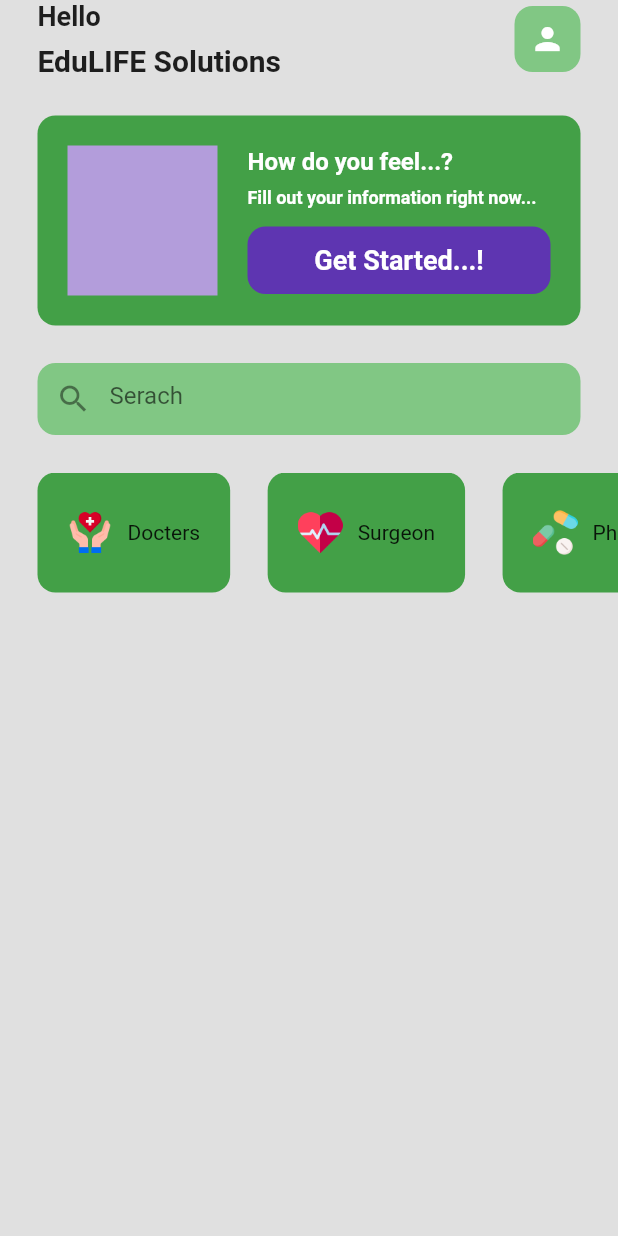
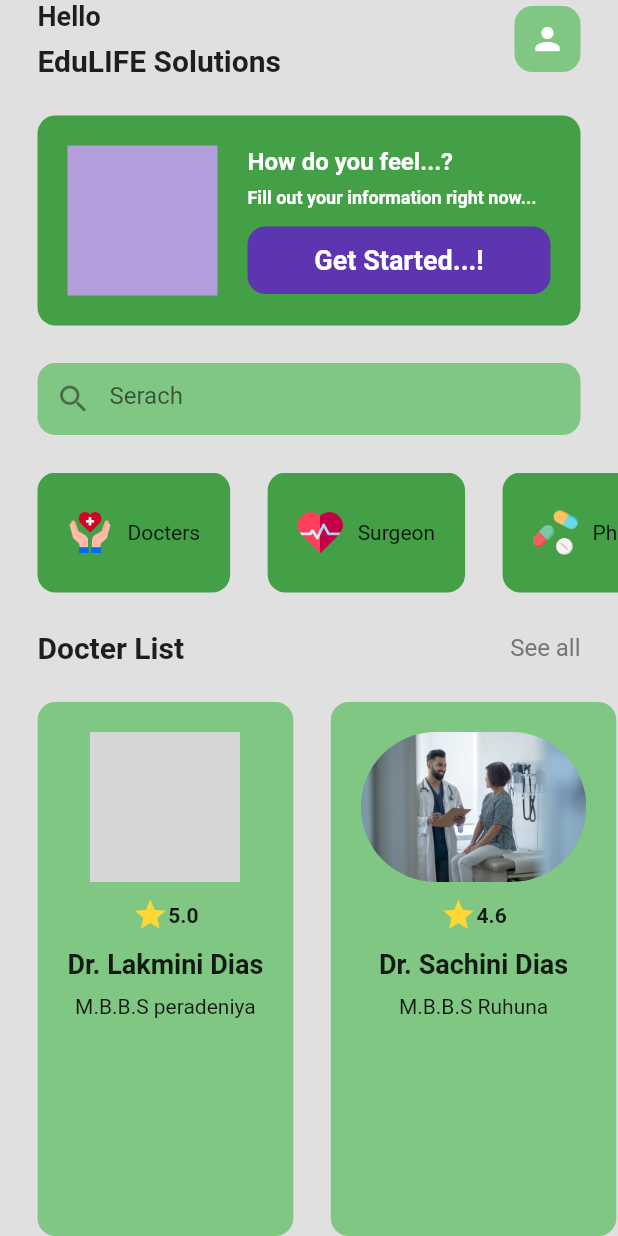
Before and after one commit to Kasunm12/flutter-docter-app-ui, a Flutter app: the screen it shows after launch, on a phone screen of 412 x 824 dp. Run offline on Flutter 3.47's test engine with Material 2 defaults, Android fonts, the phone set to English and light mode, and no system bars; grey boxes are pictures that could not be loaded.

Commit message:
Create the docter list view

```diff
--- a/lib/pages/home_page.dart
+++ b/lib/pages/home_page.dart
@@ -3,6 +3,7 @@
 import 'dart:ui';
 
 import 'package:flutter/material.dart';
+import 'package:medical_ui/util/docter_card.dart';
 
 import '../util/category_card.dart';
 
@@ -194,7 +195,72 @@ class _HomePageState extends State<HomePage> {
               ],
             ),
             ),
+
+            SizedBox(height: 25),
           //vertical partner list
+
+          Padding(
+            padding: const EdgeInsets.symmetric(horizontal:25.0),
+            child: Row(
+              mainAxisAlignment: MainAxisAlignment.spaceBetween,
+              children: [
+
+                Text(
+                  "Docter List",
+                  style: TextStyle(
+                    fontWeight: FontWeight.bold,
+                    fontSize: 20,
+                  ),
+                  ),
+
+                  Text(
+                    "See all",
+                    style: TextStyle(
+
+                    fontSize: 16,
+                    color:  Colors.grey[600],
+                  ),
+
+                  ),
+                ],
+            ),
+          ),
+
+            SizedBox(height: 25),
+
+          Expanded(child: ListView(
+
+            scrollDirection: Axis.horizontal,
+            children: [
+              DocterCard(
+               docterImagePath: 'lib/images/docter1.jpg',
+               rating: '5.0',
+               docterName: 'Dr. Lakmini Dias',
+               docterTitle: 'M.B.B.S peradeniya',
+
+              ),
+
+               DocterCard(
+               docterImagePath: 'lib/images/docter2.jpg',
+               rating: '4.6',
+               docterName: 'Dr. Sachini Dias',
+               docterTitle: 'M.B.B.S Ruhuna',
+
+              ),
+
+               DocterCard(
+               docterImagePath: 'lib/images/docter2.jpg',
+               rating: '4.0',
+               docterName: 'Dr. Kasun Weerasekara',
+               docterTitle: 'M.B.B.S Moratuwa',
+
+              ),
+
+
+            ],
+
+          )
+          ),
         ],
         ),
       ),
--- /dev/null
+++ b/lib/util/docter_card.dart
@@ -0,0 +1,98 @@
+// ignore_for_file: prefer_const_constructors, prefer_const_literals_to_create_immutables
+
+import 'package:flutter/material.dart';
+
+class DocterCard extends StatelessWidget {
+  // const DocterCard({ Key? key }) : super(key: key);
+
+
+  final String docterImagePath;
+  final String rating;
+  final String docterName;
+  final String docterTitle;
+
+  DocterCard(
+    {
+      required this.docterImagePath,
+      required this.rating,
+      required this.docterName,
+      required  this.docterTitle,
+
+      }
+      );
+
+  @override
+  Widget build(BuildContext context) {
+    return  Padding(
+      padding: const EdgeInsets.only(left:25.0),
+      child: Container(
+                      padding: EdgeInsets.all(20),
+                      decoration: BoxDecoration(
+                      borderRadius: BorderRadius.circular(12),
+                      color: Colors.green[300],
+                      ),
+                child: Column(
+                  children: [
+
+                  //picture of docter
+                  ClipRRect(
+                    borderRadius: BorderRadius.circular(90),
+                    child: Image.asset(
+                     docterImagePath,
+                      height: 100,
+                    ),
+                  ),
+
+                  SizedBox(
+                    height: 10,
+                  ),
+
+                  //rating out of 5
+                  Row(
+                    children: [
+                      Icon(
+
+                      Icons.star,
+                      color: Colors.yellow[600],
+                      ),
+                      Text(
+
+                        rating,
+                            style: TextStyle(
+                      fontWeight: FontWeight.bold,
+
+                      ),),
+                    ],
+
+                  ),
+
+                  SizedBox(
+                    height: 10,
+                  ),
+
+
+                  //doctor name
+                  Text(
+                    docterName,
+                    style: TextStyle(
+                      fontWeight: FontWeight.bold,
+                      fontSize: 18,
+                      ),
+                    ),
+                  SizedBox(
+                    height: 10,
+                  ),
+
+                  //docter title
+                  Text(
+                    docterTitle,
+                    ),
+
+                ],
+
+                ),
+
+      ),
+    );
+  }
+}
```
